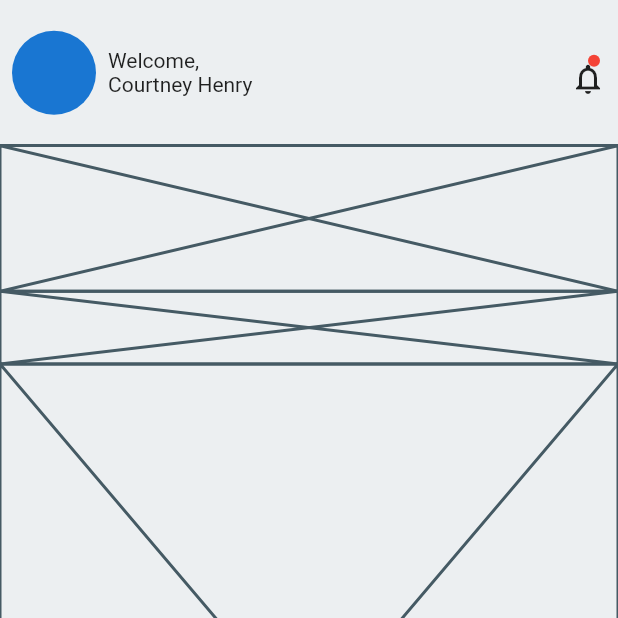
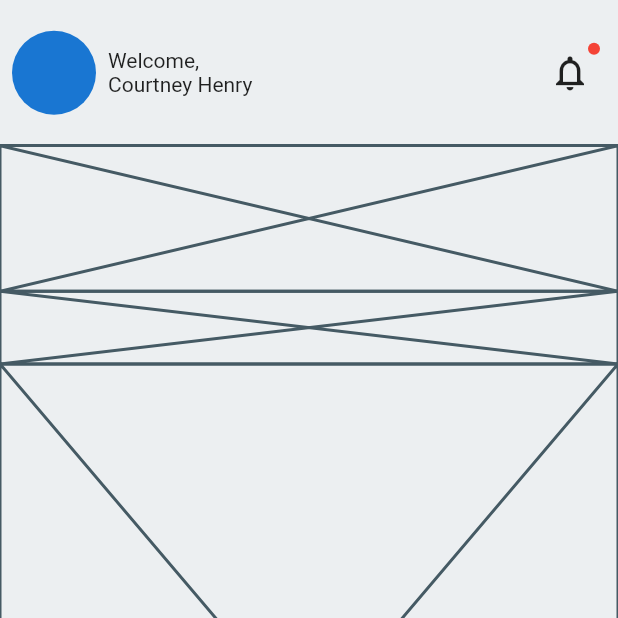
Before and after one commit to JAICHANGPARK/flutter_notebook_11th_story, a Flutter app: the screen it shows after launch, on a phone screen of 412 x 824 dp, the top half of it. Run offline on Flutter 3.47's test engine with Material 2 defaults, Android fonts, the phone set to English and light mode, and no system bars; our stand-ins replace backdrop, badges, flutter_inner_drawer, flutter_slidable, flutter_swiper, google_fonts.

Commit message:
Update furniture_home_page.dart

```diff
--- a/lib/ep735_furniture_app/ui/furniture_home_page.dart
+++ b/lib/ep735_furniture_app/ui/furniture_home_page.dart
@@ -46,13 +46,18 @@ class _FurnitureHomePageState extends State<FurnitureHomePage> {
                             ),
                             Spacer(),
                             Container(
-                              height: 32,
-                              width: 32,
+                              height: 48,
+                              width: 48,
                               child: Stack(
                                 children: [
                                   Positioned(
+                                    top: 0,
+                                    left: 0,
+                                      right: 0,
+                                      bottom: 0,
                                       child: IconButton(
                                     icon: Icon(Icons.notifications_none),
+                                    iconSize: 28,
                                     onPressed: () {},
                                   )),
                                   Positioned(
```
